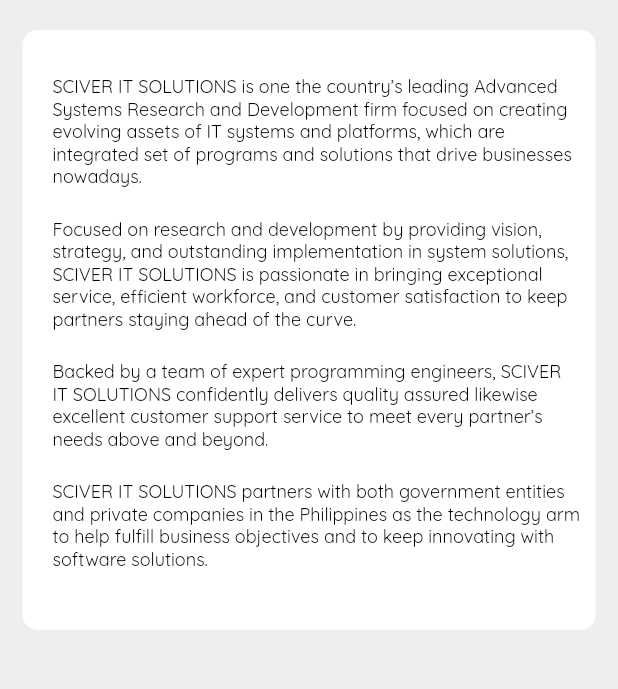
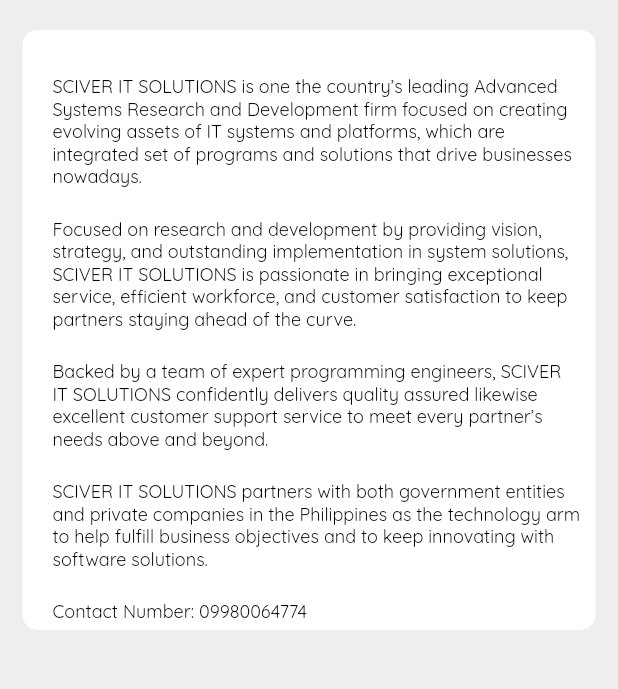
Before and after one commit to CarLKnight6/Metro_User, a Flutter app: the AboutusPage screen opened directly, on a phone screen of 412 x 824 dp, the part 339-1028 px from its top. Run offline on Flutter 3.47's test engine with Material 2 defaults, Android fonts, the phone set to English and light mode, and no system bars; our stand-ins replace cloud_firestore, date_time_picker, firebase_auth, firebase_core, firebase_storage, flutter_rating_bar and 11 more; missing offline and left inert: flutter_onboard, ticket_widget; accounts and stored records are empty.

Commit message:
added developer hotline

```diff
--- a/lib/screens/pages/aboutus_page.dart
+++ b/lib/screens/pages/aboutus_page.dart
@@ -68,6 +68,13 @@ class AboutusPage extends StatelessWidget {
                                 "SCIVER IT SOLUTIONS partners with both government entities and private companies in the Philippines as the technology arm to help fulfill business objectives and to keep innovating with software solutions.",
                             fontSize: 12,
                             color: Colors.black),
+                        const SizedBox(
+                          height: 20,
+                        ),
+                        TextRegular(
+                            text: "Contact Number: 09980064774",
+                            fontSize: 12,
+                            color: Colors.black),
                       ],
                     ),
                   ),
```
